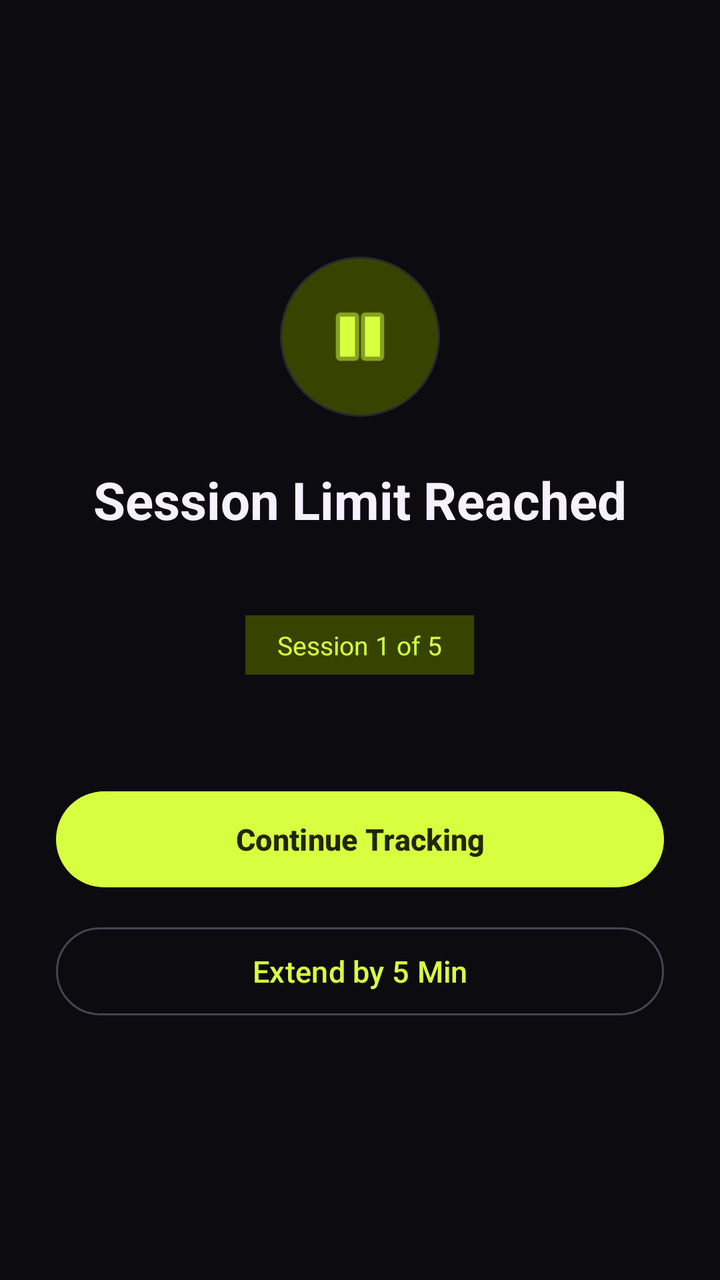
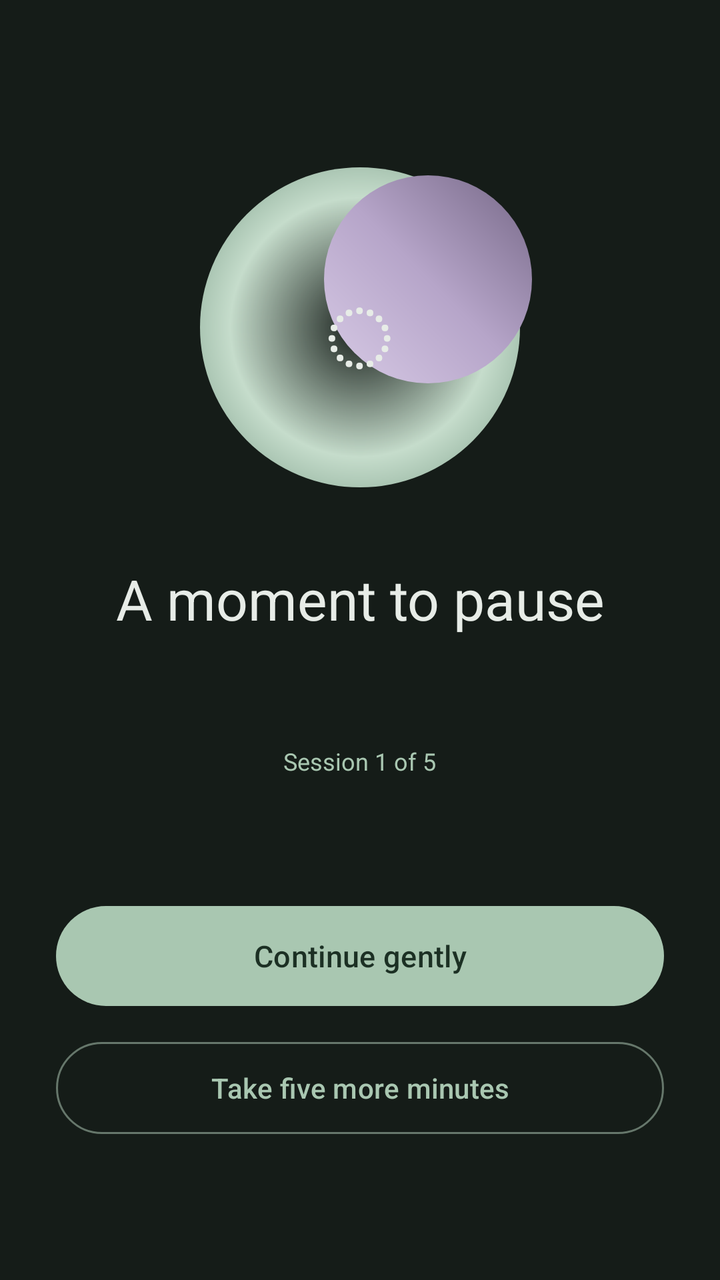

Two renders of the same Android screen: before a commit and after it. Below are the layout's source before the change and the commit's diff.
<!-- AndroidManifest.xml: activity theme Theme.ReelFocus -->
<!-- res/layout/activity_interrupt.xml -->
<?xml version="1.0" encoding="utf-8"?>
<LinearLayout xmlns:android="http://schemas.android.com/apk/res/android"
    xmlns:app="http://schemas.android.com/apk/res-auto"
    android:layout_width="match_parent"
    android:layout_height="match_parent"
    android:orientation="vertical"
    android:gravity="center"
    android:padding="28dp"
    android:background="@color/md_theme_background">

    
    <com.google.android.material.card.MaterialCardView
        android:layout_width="80dp"
        android:layout_height="80dp"
        app:cardCornerRadius="40dp"
        app:cardElevation="0dp"
        app:cardBackgroundColor="@color/md_theme_primary_container"
        android:layout_marginBottom="24dp">
        <ImageView
            android:layout_width="40dp"
            android:layout_height="40dp"
            android:layout_gravity="center"
            android:src="@android:drawable/ic_media_pause"
            app:tint="@color/md_theme_primary"
            android:contentDescription="Limit reached"/>
    </com.google.android.material.card.MaterialCardView>

    <TextView
        android:id="@+id/interrupt_title"
        android:layout_width="match_parent"
        android:layout_height="wrap_content"
        android:text="Session Limit Reached"
        android:textSize="26sp"
        android:textStyle="bold"
        android:textColor="@color/md_theme_on_background"
        android:gravity="center"
        android:layout_marginBottom="12dp"/>

    <TextView
        android:id="@+id/interrupt_message"
        android:layout_width="match_parent"
        android:layout_height="wrap_content"
        android:textSize="15sp"
        android:textColor="@color/md_theme_on_surface_variant"
        android:gravity="center"
        android:lineSpacingMultiplier="1.5"
        android:layout_marginBottom="8dp"/>

    <TextView
        android:id="@+id/session_info"
        android:layout_width="wrap_content"
        android:layout_height="wrap_content"
        android:text="Session 1 of 5"
        android:textSize="13sp"
        android:textColor="@color/md_theme_primary"
        android:background="@color/md_theme_primary_container"
        android:paddingStart="16dp"
        android:paddingEnd="16dp"
        android:paddingTop="6dp"
        android:paddingBottom="6dp"
        android:layout_marginBottom="10dp"/>

    <TextView
        android:id="@+id/hint_text"
        android:layout_width="match_parent"
        android:layout_height="wrap_content"
        android:text=""
        android:textSize="12sp"
        android:textColor="@color/md_theme_on_surface_variant"
        android:gravity="center"
        android:paddingStart="8dp"
        android:paddingEnd="8dp"
        android:layout_marginBottom="28dp"/>

    
    <com.google.android.material.button.MaterialButton
        android:id="@+id/stop_button"
        style="@style/Widget.Material3.Button"
        android:layout_width="match_parent"
        android:layout_height="56dp"
        android:text="Continue Tracking"
        android:textSize="15sp"
        android:textStyle="bold"
        app:cornerRadius="28dp"
        android:layout_marginBottom="12dp"/>

    
    <com.google.android.material.button.MaterialButton
        android:id="@+id/extend_button"
        style="@style/Widget.Material3.Button.OutlinedButton"
        android:layout_width="match_parent"
        android:layout_height="52dp"
        android:text="Extend by 5 Min"
        android:textSize="15sp"
        app:cornerRadius="28dp"
        app:strokeColor="@color/md_theme_outline"/>

</LinearLayout>
<!-- resources referenced by this layout -->
<resources>
  <color name="md_theme_background">#0C0B10</color>
  <color name="md_theme_on_background">#F6F1FF</color>
  <color name="md_theme_on_surface_variant">#B8B1C6</color>
  <color name="md_theme_outline">#484452</color>
  <color name="md_theme_primary">#D7FF3F</color>
  <color name="md_theme_primary_container">#364400</color>
  <style name="Theme.ReelFocus" parent="Theme.Material3.DayNight.NoActionBar">
          <item name="materialButtonStyle">@style/Widget.ReelFocus.Button.Filled</item>
  
          
          <item name="colorPrimary">@color/md_theme_primary</item>
          <item name="colorOnPrimary">@color/md_theme_on_primary</item>
          <item name="colorPrimaryContainer">@color/md_theme_primary_container</item>
          <item name="colorOnPrimaryContainer">@color/md_theme_on_primary_container</item>
          
          
          <item name="colorSecondary">@color/md_theme_secondary</item>
          <item name="colorOnSecondary">@color/md_theme_on_secondary</item>
          <item name="colorSecondaryContainer">@color/md_theme_secondary_container</item>
          <item name="colorOnSecondaryContainer">@color/md_theme_on_secondary_container</item>
          
          
          <item name="colorTertiary">@color/md_theme_tertiary</item>
          <item name="colorOnTertiary">@color/md_theme_on_tertiary</item>
          <item name="colorTertiaryContainer">@color/md_theme_tertiary_container</item>
          <item name="colorOnTertiaryContainer">@color/md_theme_on_tertiary_container</item>
          
          
          <item name="colorError">@color/md_theme_error</item>
          <item name="colorOnError">@color/md_theme_on_error</item>
          <item name="colorErrorContainer">@color/md_theme_error_container</item>
          <item name="colorOnErrorContainer">@color/md_theme_on_error_container</item>
          
          
          <item name="colorSurface">@color/md_theme_surface</item>
          <item name="colorOnSurface">@color/md_theme_on_surface</item>
          <item name="colorSurfaceVariant">@color/md_theme_surface_variant</item>
          <item name="colorOnSurfaceVariant">@color/md_theme_on_surface_variant</item>
          <item name="colorSurfaceContainerHighest">@color/md_theme_surface_container_highest</item>
          
          
          <item name="android:colorBackground">@color/md_theme_background</item>
          <item name="colorOnBackground">@color/md_theme_on_background</item>
          
          
          <item name="colorOutline">@color/md_theme_outline</item>
          <item name="colorOutlineVariant">@color/md_theme_outline_variant</item>
          
          
          <item name="shapeAppearanceSmallComponent">@style/ShapeAppearance.ReelFocus.SmallComponent</item>
          <item name="shapeAppearanceMediumComponent">@style/ShapeAppearance.ReelFocus.MediumComponent</item>
          <item name="shapeAppearanceLargeComponent">@style/ShapeAppearance.ReelFocus.LargeComponent</item>
          
          
          <item name="android:statusBarColor">@color/md_theme_background</item>
          <item name="android:navigationBarColor">@color/md_theme_background</item>
          <item name="android:windowLightStatusBar">false</item>
          <item name="android:windowLightNavigationBar">false</item>
          <item name="android:windowDrawsSystemBarBackgrounds">true</item>
      </style>
  <style name="Widget.ReelFocus.Button.Filled" parent="Widget.Material3.Button">
          <item name="cornerRadius">18dp</item>
          <item name="android:minHeight">52dp</item>
          <item name="android:stateListAnimator">@null</item>
          <item name="elevation">0dp</item>
      </style>
  <color name="md_theme_on_primary">#202600</color>
  <color name="md_theme_on_primary_container">#E8FF9A</color>
  <color name="md_theme_secondary">#FF6685</color>
  <color name="md_theme_on_secondary">#202600</color>
  <color name="md_theme_secondary_container">#541B2C</color>
  <color name="md_theme_on_secondary_container">#FFD3DE</color>
  <color name="md_theme_tertiary">#B69CFF</color>
  <color name="md_theme_on_tertiary">#24143F</color>
  <color name="md_theme_tertiary_container">#38245F</color>
  <color name="md_theme_on_tertiary_container">#E5D8FF</color>
  <color name="md_theme_error">#FF647C</color>
  <color name="md_theme_on_error">#3D0715</color>
  <color name="md_theme_error_container">#6E1028</color>
  <color name="md_theme_on_error_container">#FFD2DA</color>
  <color name="md_theme_surface">#17151E</color>
  <color name="md_theme_on_surface">#F6F1FF</color>
  <color name="md_theme_surface_variant">#292632</color>
  <color name="md_theme_surface_container_highest">#484452</color>
  <color name="md_theme_outline_variant">#292632</color>
  <style name="ShapeAppearance.ReelFocus.SmallComponent" parent="ShapeAppearance.Material3.SmallComponent">
          <item name="cornerFamily">rounded</item>
          <item name="cornerSize">12dp</item>
      </style>
  <style name="ShapeAppearance.ReelFocus.MediumComponent" parent="ShapeAppearance.Material3.MediumComponent">
          <item name="cornerFamily">rounded</item>
          <item name="cornerSize">22dp</item>
      </style>
  <style name="ShapeAppearance.ReelFocus.LargeComponent" parent="ShapeAppearance.Material3.LargeComponent">
          <item name="cornerFamily">rounded</item>
          <item name="cornerSize">32dp</item>
      </style>
</resources>

<!-- the commit's change to res/layout/activity_interrupt.xml (unified diff, before → after) -->
@@ -1,98 +1,37 @@
 <?xml version="1.0" encoding="utf-8"?>
 <LinearLayout xmlns:android="http://schemas.android.com/apk/res/android"
     xmlns:app="http://schemas.android.com/apk/res-auto"
-    android:layout_width="match_parent"
-    android:layout_height="match_parent"
-    android:orientation="vertical"
-    android:gravity="center"
-    android:padding="28dp"
+    android:layout_width="match_parent" android:layout_height="match_parent"
+    android:orientation="vertical" android:gravity="center" android:padding="28dp"
     android:background="@color/md_theme_background">
-
-    
-    <com.google.android.material.card.MaterialCardView
-        android:layout_width="80dp"
-        android:layout_height="80dp"
-        app:cardCornerRadius="40dp"
-        app:cardElevation="0dp"
-        app:cardBackgroundColor="@color/md_theme_primary_container"
-        android:layout_marginBottom="24dp">
-        <ImageView
-            android:layout_width="40dp"
-            android:layout_height="40dp"
-            android:layout_gravity="center"
-            android:src="@android:drawable/ic_media_pause"
-            app:tint="@color/md_theme_primary"
-            android:contentDescription="Limit reached"/>
-    </com.google.android.material.card.MaterialCardView>
-
-    <TextView
-        android:id="@+id/interrupt_title"
-        android:layout_width="match_parent"
-        android:layout_height="wrap_content"
-        android:text="Session Limit Reached"
-        android:textSize="26sp"
-        android:textStyle="bold"
-        android:textColor="@color/md_theme_on_background"
-        android:gravity="center"
-        android:layout_marginBottom="12dp"/>
-
-    <TextView
-        android:id="@+id/interrupt_message"
-        android:layout_width="match_parent"
-        android:layout_height="wrap_content"
-        android:textSize="15sp"
-        android:textColor="@color/md_theme_on_surface_variant"
-        android:gravity="center"
-        android:lineSpacingMultiplier="1.5"
-        android:layout_marginBottom="8dp"/>
-
-    <TextView
-        android:id="@+id/session_info"
-        android:layout_width="wrap_content"
-        android:layout_height="wrap_content"
-        android:text="Session 1 of 5"
-        android:textSize="13sp"
-        android:textColor="@color/md_theme_primary"
-        android:background="@color/md_theme_primary_container"
-        android:paddingStart="16dp"
-        android:paddingEnd="16dp"
-        android:paddingTop="6dp"
-        android:paddingBottom="6dp"
-        android:layout_marginBottom="10dp"/>
-
-    <TextView
-        android:id="@+id/hint_text"
-        android:layout_width="match_parent"
-        android:layout_height="wrap_content"
-        android:text=""
-        android:textSize="12sp"
-        android:textColor="@color/md_theme_on_surface_variant"
-        android:gravity="center"
-        android:paddingStart="8dp"
-        android:paddingEnd="8dp"
-        android:layout_marginBottom="28dp"/>
-
-    
-    <com.google.android.material.button.MaterialButton
-        android:id="@+id/stop_button"
-        style="@style/Widget.Material3.Button"
-        android:layout_width="match_parent"
-        android:layout_height="56dp"
-        android:text="Continue Tracking"
-        android:textSize="15sp"
-        android:textStyle="bold"
-        app:cornerRadius="28dp"
-        android:layout_marginBottom="12dp"/>
-
-    
-    <com.google.android.material.button.MaterialButton
-        android:id="@+id/extend_button"
-        style="@style/Widget.Material3.Button.OutlinedButton"
-        android:layout_width="match_parent"
-        android:layout_height="52dp"
-        android:text="Extend by 5 Min"
-        android:textSize="15sp"
-        app:cornerRadius="28dp"
-        app:strokeColor="@color/md_theme_outline"/>
-
+    <FrameLayout android:id="@+id/interrupt_orb" android:importantForAccessibility="no" android:layout_width="190dp" android:layout_height="190dp" android:layout_marginBottom="22dp">
+        <View android:layout_width="160dp" android:layout_height="160dp" android:layout_gravity="center"
+            android:background="@drawable/calm_orb_sage"/>
+        <View android:layout_width="104dp" android:layout_height="104dp" android:layout_gravity="center"
+            android:translationX="34dp" android:translationY="-24dp" android:background="@drawable/calm_orb_lilac"/>
+        <TextView android:layout_width="wrap_content" android:layout_height="wrap_content" android:layout_gravity="center"
+            android:text="◌" android:textSize="62sp" android:textColor="@color/md_theme_on_background"/>
+    </FrameLayout>
+    <TextView android:id="@+id/interrupt_title" android:layout_width="match_parent" android:layout_height="wrap_content"
+        android:text="A moment to pause" android:textSize="28sp" android:textColor="@color/md_theme_on_background"
+        android:gravity="center" android:layout_marginBottom="12dp"/>
+    <TextView android:id="@+id/interrupt_message" android:layout_width="match_parent" android:layout_height="wrap_content"
+        android:textSize="15sp" android:textColor="@color/md_theme_on_surface_variant" android:gravity="center"
+        android:lineSpacingMultiplier="1.5" android:layout_marginBottom="14dp"/>
+    <TextView android:id="@+id/session_info" android:layout_width="wrap_content" android:layout_height="wrap_content"
+        android:text="Session 1 of 5" android:textSize="12sp" android:textColor="@color/md_theme_primary"
+        android:background="@drawable/m3_state_layer_background" android:paddingHorizontal="16dp"
+        android:paddingVertical="8dp" android:layout_marginBottom="10dp"/>
+    <TextView android:id="@+id/hint_text" android:layout_width="match_parent" android:layout_height="wrap_content"
+        android:textSize="12sp" android:textColor="@color/md_theme_on_surface_variant" android:gravity="center"
+        android:paddingHorizontal="8dp" android:layout_marginBottom="26dp"/>
+    <com.google.android.material.button.MaterialButton android:id="@+id/stop_button"
+        style="@style/Widget.ReelFocus.Button.Filled" android:layout_width="match_parent" android:layout_height="58dp"
+        android:text="Continue gently" android:textSize="15sp" android:textAllCaps="false"
+        app:cornerRadius="29dp" app:backgroundTint="@color/md_theme_primary"/>
+    <com.google.android.material.button.MaterialButton android:id="@+id/extend_button"
+        style="@style/Widget.Material3.Button.OutlinedButton" android:layout_width="match_parent"
+        android:layout_height="54dp" android:text="Take five more minutes" android:textAllCaps="false"
+        android:textSize="14sp" app:cornerRadius="27dp" app:strokeColor="@color/md_theme_outline"
+        android:layout_marginTop="10dp"/>
 </LinearLayout>
<!-- resource entries referenced after the edit -->
@@ -1,101 +1,97 @@
 <!-- resources referenced by this layout -->
 <resources>
-  <color name="md_theme_background">#0C0B10</color>
-  <color name="md_theme_on_background">#F6F1FF</color>
-  <color name="md_theme_on_surface_variant">#B8B1C6</color>
-  <color name="md_theme_outline">#484452</color>
-  <color name="md_theme_primary">#D7FF3F</color>
-  <color name="md_theme_primary_container">#364400</color>
+  <color name="md_theme_background">#151C18</color>
+  <color name="md_theme_on_background">#E7ECE7</color>
+  <color name="md_theme_on_surface_variant">#B5C0B7</color>
+  <color name="md_theme_outline">#66776B</color>
+  <color name="md_theme_primary">#A9C7B1</color>
+  <!-- drawable calm_orb_lilac (drawable) -->
+  <?xml version="1.0" encoding="utf-8"?>
+  <shape xmlns:android="http://schemas.android.com/apk/res/android" android:shape="oval">
+      <gradient android:angle="45" android:startColor="#D8CBE6" android:centerColor="#B6A5C9" android:endColor="#756786"/>
+  </shape>
+  <!-- drawable calm_orb_sage (drawable) -->
+  <?xml version="1.0" encoding="utf-8"?>
+  <shape xmlns:android="http://schemas.android.com/apk/res/android" android:shape="oval">
+      <gradient android:type="radial" android:gradientRadius="130dp" android:centerColor="#C5DCCB" android:endColor="#557D66"/>
+  </shape>
+  <!-- drawable m3_state_layer_background (drawable) -->
+  <?xml version="1.0" encoding="utf-8"?>
+  <ripple xmlns:android="http://schemas.android.com/apk/res/android" android:color="?attr/colorPrimary">
+      <item android:id="@android:id/mask">
+          <shape android:shape="rectangle"><solid android:color="?attr/colorSurfaceContainerHighest"/><corners android:radius="24dp"/></shape>
+      </item>
+      <item><shape android:shape="rectangle"><solid android:color="#00000000"/><corners android:radius="24dp"/></shape></item>
+  </ripple>
+  <color name="md_theme_primary_container">#31483A</color>
   <style name="Theme.ReelFocus" parent="Theme.Material3.DayNight.NoActionBar">
           <item name="materialButtonStyle">@style/Widget.ReelFocus.Button.Filled</item>
-  
-          
           <item name="colorPrimary">@color/md_theme_primary</item>
           <item name="colorOnPrimary">@color/md_theme_on_primary</item>
           <item name="colorPrimaryContainer">@color/md_theme_primary_container</item>
           <item name="colorOnPrimaryContainer">@color/md_theme_on_primary_container</item>
-          
-          
           <item name="colorSecondary">@color/md_theme_secondary</item>
           <item name="colorOnSecondary">@color/md_theme_on_secondary</item>
           <item name="colorSecondaryContainer">@color/md_theme_secondary_container</item>
           <item name="colorOnSecondaryContainer">@color/md_theme_on_secondary_container</item>
-          
-          
           <item name="colorTertiary">@color/md_theme_tertiary</item>
           <item name="colorOnTertiary">@color/md_theme_on_tertiary</item>
           <item name="colorTertiaryContainer">@color/md_theme_tertiary_container</item>
           <item name="colorOnTertiaryContainer">@color/md_theme_on_tertiary_container</item>
-          
-          
           <item name="colorError">@color/md_theme_error</item>
           <item name="colorOnError">@color/md_theme_on_error</item>
           <item name="colorErrorContainer">@color/md_theme_error_container</item>
           <item name="colorOnErrorContainer">@color/md_theme_on_error_container</item>
-          
-          
           <item name="colorSurface">@color/md_theme_surface</item>
           <item name="colorOnSurface">@color/md_theme_on_surface</item>
           <item name="colorSurfaceVariant">@color/md_theme_surface_variant</item>
           <item name="colorOnSurfaceVariant">@color/md_theme_on_surface_variant</item>
           <item name="colorSurfaceContainerHighest">@color/md_theme_surface_container_highest</item>
-          
-          
           <item name="android:colorBackground">@color/md_theme_background</item>
           <item name="colorOnBackground">@color/md_theme_on_background</item>
-          
-          
           <item name="colorOutline">@color/md_theme_outline</item>
           <item name="colorOutlineVariant">@color/md_theme_outline_variant</item>
-          
-          
           <item name="shapeAppearanceSmallComponent">@style/ShapeAppearance.ReelFocus.SmallComponent</item>
           <item name="shapeAppearanceMediumComponent">@style/ShapeAppearance.ReelFocus.MediumComponent</item>
           <item name="shapeAppearanceLargeComponent">@style/ShapeAppearance.ReelFocus.LargeComponent</item>
-          
-          
           <item name="android:statusBarColor">@color/md_theme_background</item>
           <item name="android:navigationBarColor">@color/md_theme_background</item>
           <item name="android:windowLightStatusBar">false</item>
           <item name="android:windowLightNavigationBar">false</item>
           <item name="android:windowDrawsSystemBarBackgrounds">true</item>
+          <item name="android:windowBackground">@color/md_theme_background</item>
       </style>
   <style name="Widget.ReelFocus.Button.Filled" parent="Widget.Material3.Button">
-          <item name="cornerRadius">18dp</item>
-          <item name="android:minHeight">52dp</item>
-          <item name="android:stateListAnimator">@null</item>
-          <item name="elevation">0dp</item>
+          <item name="cornerRadius">28dp</item><item name="android:minHeight">56dp</item>
+          <item name="android:stateListAnimator">@null</item><item name="elevation">0dp</item>
       </style>
-  <color name="md_theme_on_primary">#202600</color>
-  <color name="md_theme_on_primary_container">#E8FF9A</color>
-  <color name="md_theme_secondary">#FF6685</color>
-  <color name="md_theme_on_secondary">#202600</color>
-  <color name="md_theme_secondary_container">#541B2C</color>
-  <color name="md_theme_on_secondary_container">#FFD3DE</color>
-  <color name="md_theme_tertiary">#B69CFF</color>
-  <color name="md_theme_on_tertiary">#24143F</color>
-  <color name="md_theme_tertiary_container">#38245F</color>
-  <color name="md_theme_on_tertiary_container">#E5D8FF</color>
-  <color name="md_theme_error">#FF647C</color>
-  <color name="md_theme_on_error">#3D0715</color>
-  <color name="md_theme_error_container">#6E1028</color>
-  <color name="md_theme_on_error_container">#FFD2DA</color>
-  <color name="md_theme_surface">#17151E</color>
-  <color name="md_theme_on_surface">#F6F1FF</color>
-  <color name="md_theme_surface_variant">#292632</color>
-  <color name="md_theme_surface_container_highest">#484452</color>
-  <color name="md_theme_outline_variant">#292632</color>
+  <color name="md_theme_on_primary">#1C3024</color>
+  <color name="md_theme_on_primary_container">#DCEBDF</color>
+  <color name="md_theme_secondary">#C5B9D8</color>
+  <color name="md_theme_on_secondary">#30283A</color>
+  <color name="md_theme_secondary_container">#453B52</color>
+  <color name="md_theme_on_secondary_container">#E9E0F2</color>
+  <color name="md_theme_tertiary">#D6B9A9</color>
+  <color name="md_theme_on_tertiary">#3B2A22</color>
+  <color name="md_theme_tertiary_container">#574239</color>
+  <color name="md_theme_on_tertiary_container">#F0DED4</color>
+  <color name="md_theme_error">#DDA9A6</color>
+  <color name="md_theme_on_error">#3C2020</color>
+  <color name="md_theme_error_container">#573331</color>
+  <color name="md_theme_on_error_container">#F4DAD7</color>
+  <color name="md_theme_surface">#202923</color>
+  <color name="md_theme_on_surface">#E7ECE7</color>
+  <color name="md_theme_surface_variant">#2B352E</color>
+  <color name="md_theme_surface_container_highest">#3A463D</color>
+  <color name="md_theme_outline_variant">#344139</color>
   <style name="ShapeAppearance.ReelFocus.SmallComponent" parent="ShapeAppearance.Material3.SmallComponent">
-          <item name="cornerFamily">rounded</item>
-          <item name="cornerSize">12dp</item>
+          <item name="cornerFamily">rounded</item><item name="cornerSize">18dp</item>
       </style>
   <style name="ShapeAppearance.ReelFocus.MediumComponent" parent="ShapeAppearance.Material3.MediumComponent">
-          <item name="cornerFamily">rounded</item>
-          <item name="cornerSize">22dp</item>
+          <item name="cornerFamily">rounded</item><item name="cornerSize">28dp</item>
       </style>
   <style name="ShapeAppearance.ReelFocus.LargeComponent" parent="ShapeAppearance.Material3.LargeComponent">
-          <item name="cornerFamily">rounded</item>
-          <item name="cornerSize">32dp</item>
+          <item name="cornerFamily">rounded</item><item name="cornerSize">38dp</item>
       </style>
 </resources>
 
